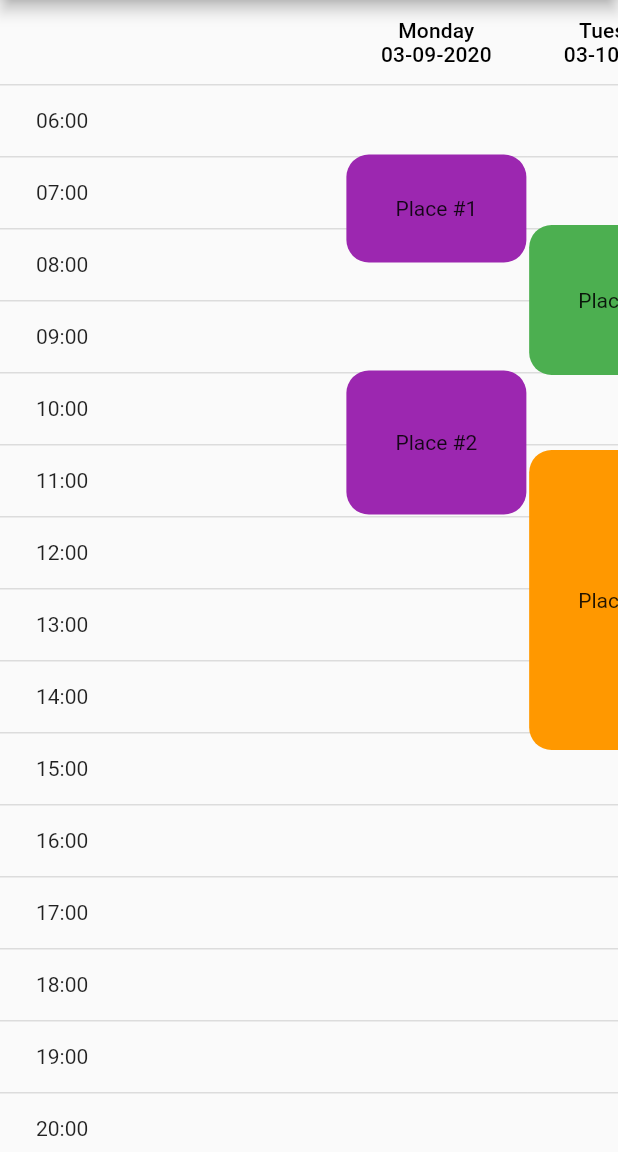
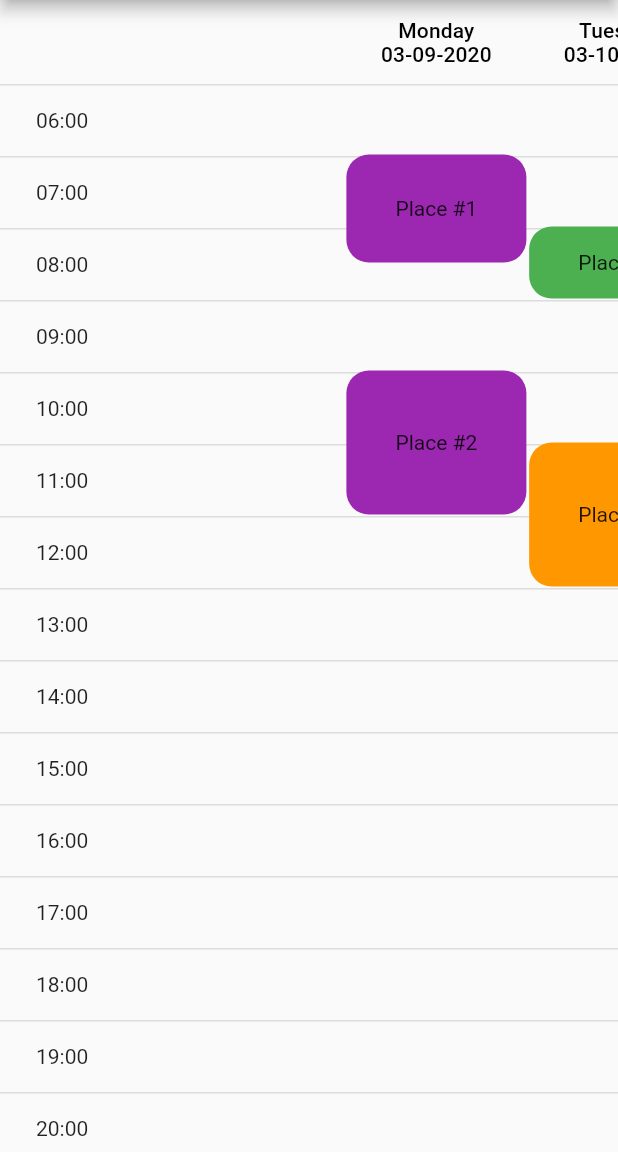
Before and after one commit to wterrill/calenderTesting, a Flutter app: the screen it shows after launch, on a phone screen of 412 x 824 dp, the part 84-1236 px from its top. Run offline on Flutter 3.47's test engine with Material 2 defaults, Android fonts, the phone set to English and light mode, and no system bars.

Commit message:
got variables out of local, ready to go into provider

```diff
--- a/lib/main.dart
+++ b/lib/main.dart
@@ -1,3 +1,4 @@
+import 'package:flutter/gestures.dart';
 import 'package:flutter/material.dart';
 import 'package:gcfd/TestTimeTable.dart';
 
@@ -44,6 +45,31 @@ class _MyHomePageState extends State<MyHomePage> {
   GlobalKey<ScaffoldState> _drawerKey = GlobalKey();
   @override
   Widget build(BuildContext context) {
+    var title1 = "Monday\n03-09-2020";
+    List<Widget> appointments1 = [
+      AppointmentBox(
+          topVal: (2 * 24 + 55).toDouble(),
+          color: Colors.purple,
+          height: (3 * 24.0),
+          text: "Place #1"),
+      AppointmentBox(
+          topVal: (8 * 24 + 55).toDouble(),
+          color: Colors.purple,
+          height: (4 * 24.0),
+          text: "Place #2"),
+    ];
+    List<Widget> appointments2 = [
+      AppointmentBox(
+          topVal: (55 + 4 * 24.0),
+          color: Colors.green,
+          height: (2 * 24.0),
+          text: "Place #3"),
+      AppointmentBox(
+          topVal: (55 + 10 * 24.0),
+          color: Colors.orange,
+          height: (4 * 24.0),
+          text: "Place #4"),
+    ];
     String clickedValue =
         Provider.of<CalendarData>(context, listen: true).testing;
     return Scaffold(
@@ -85,23 +111,14 @@ class _MyHomePageState extends State<MyHomePage> {
             child: Row(
               children: [
                 Container(width: 230, child: TestTimeTable()),
-                DayScheduleStack(),
-                Stack(
-                    fit: StackFit.loose,
-                    alignment: Alignment.center,
-                    children: [
-                      TestDayData(day: "Tuesday\n03-10-2020"),
-                      AppointmentBox(
-                          topVal: 150.0,
-                          color: Colors.green,
-                          height: 100.0,
-                          text: "Place #3"),
-                      AppointmentBox(
-                          topVal: 300.0,
-                          color: Colors.orange,
-                          height: 200.0,
-                          text: "Place #4"),
-                    ]),
+                DayScheduleStack(
+                  title: title1,
+                  appointments: appointments1,
+                ),
+                DayScheduleStack(
+                  title: "Tuesday\n03-10-2020",
+                  appointments: appointments2,
+                ),
                 TestDayData(day: "Wednesday\n03-11-2020"),
                 TestDayData(day: "Thursday\n03-12-2020"),
                 TestDayData(day: "Friday\n03-13-2020"),
@@ -119,38 +136,26 @@ class _MyHomePageState extends State<MyHomePage> {
 }
 
 class DayScheduleStack extends StatefulWidget {
-  const DayScheduleStack({
+  final String title;
+  final List<Widget> appointments;
+  DayScheduleStack({
     Key key,
+    @required this.title,
+    @required this.appointments,
   }) : super(key: key);
 
   DayScheduleStackState createState() => DayScheduleStackState();
 }
 
 class DayScheduleStackState extends State<DayScheduleStack> {
-  var title = "Monday\n03-09-2020";
-  List<Widget> appointments = [
-    AppointmentBox(
-        topVal: (2 * 24 + 55).toDouble(),
-        color: Colors.purple,
-        height: (3 * 24.0),
-        text: "Place #1"),
-    AppointmentBox(
-        topVal: (8 * 24 + 55).toDouble(),
-        color: Colors.purple,
-        height: (4 * 24.0),
-        text: "Place #2"),
-  ];
-
-  appointmentUnpack(int val) {
-    return appointments[val];
-  }
-
+  List<Widget> appointments;
+  DayScheduleStackState({this.appointments});
   @override
   Widget build(BuildContext context) {
     return Stack(
       fit: StackFit.loose,
       alignment: Alignment.center,
-      children: [TestDayData(day: title), ...appointments],
+      children: [TestDayData(day: widget.title), ...widget.appointments],
     );
   }
 }
```
